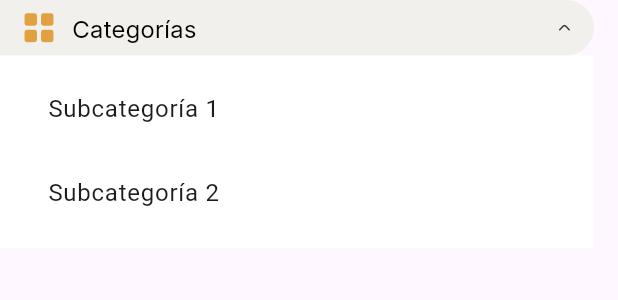
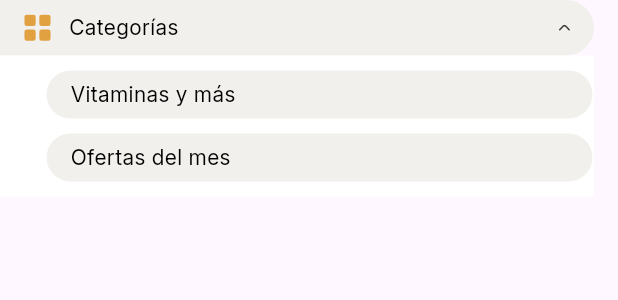
Before and after one commit to Yairweb/myapp, a Flutter app: the ExpandableMenuItem widget shown alone on an empty page, opened directly, after a tap on "Categorías", on a phone screen of 412 x 824 dp. Shown: the top 300 px of the screen. Run offline on Flutter 3.47's test engine with Material 3 defaults, Android fonts, the phone set to English and light mode, and no system bars; our stand-ins replace flutter_svg; network calls fail.

Commit message:
Actualización 30 Jul 2:27

```diff
--- a/lib/src/Widgets/expanable_item.dart
+++ b/lib/src/Widgets/expanable_item.dart
@@ -6,7 +6,7 @@ class ExpandableMenuItem extends StatefulWidget {
   final String title;
   final String activeIconPath; // Ruta del SVG activo
   final String inactiveIconPath; // Ruta del SVG inactivo
-  final List<Widget> children;
+  final List<SubcategoryItem> children;
 
   const ExpandableMenuItem({
     Key? key,
@@ -72,8 +72,8 @@ class _ExpandableMenuItemState extends State<ExpandableMenuItem> {
                       _isExpanded
                           ? widget.activeIconPath
                           : widget.inactiveIconPath,
-                      width: 20.0, // Ajusta el tamaño según necesites
-                      height: 20.0, // Ajusta el tamaño según necesites
+                      width: 18.0, // Ajusta el tamaño según necesites
+                      height: 18.0, // Ajusta el tamaño según necesites
                     ),
                     SizedBox(width: 12.0),
                     Expanded(
@@ -81,7 +81,7 @@ class _ExpandableMenuItemState extends State<ExpandableMenuItem> {
                         widget.title,
                         style: TextStyle(
                           fontFamily: "inter",
-                          fontSize: 16.0,
+                          fontSize: 14.0,
                           fontWeight: FontWeight.w300,
                           color: _isExpanded ? Colors.black : Colors.black,
                         ),
@@ -101,10 +101,19 @@ class _ExpandableMenuItemState extends State<ExpandableMenuItem> {
           if (_isExpanded)
             Container(
               color: AppColors.white,
-              padding: EdgeInsets.symmetric(horizontal: 16, vertical: 8),
+              padding: EdgeInsets.symmetric(horizontal: 1, vertical: 5),
               child: Column(
                 crossAxisAlignment: CrossAxisAlignment.start,
-                children: widget.children,
+                children:
+                    widget.children.map((subcategory) {
+                      return Padding(
+                        // Agrega Padding aquí
+                        padding: const EdgeInsets.only(
+                          left: 30.0,
+                        ), // Ajusta el valor del padding izquierdo
+                        child: subcategory,
+                      );
+                    }).toList(),
               ),
             ),
         ],
@@ -112,3 +121,51 @@ class _ExpandableMenuItemState extends State<ExpandableMenuItem> {
     );
   }
 }
+
+class SubcategoryItem extends StatelessWidget {
+  final String text;
+  final VoidCallback? onTap; // Para manejar el tap en la subcategoría
+  const SubcategoryItem({
+    Key? key,
+    required this.text,
+    this.onTap,
+    required Text title,
+  }) : super(key: key);
+  @override
+  Widget build(BuildContext context) {
+    return InkWell(
+      onTap: onTap,
+      child: Container(
+        width: double.infinity,
+        height: 32.0, // Mismo alto que la categoría principal
+        margin: const EdgeInsets.symmetric(
+          vertical: 5.0,
+        ), // Espacio entre subcategorías
+        padding: const EdgeInsets.symmetric(
+          horizontal: 16.0,
+        ), // Padding horizontal
+        decoration: BoxDecoration(
+          color:
+              AppColors
+                  .backCards, // Color de fondo similar al de la categoría expandida
+          borderRadius: BorderRadius.only(
+            topLeft: Radius.circular(50.0),
+            topRight: Radius.circular(50.0),
+            bottomLeft: Radius.circular(50.0),
+            bottomRight: Radius.circular(50.0),
+          ),
+        ),
+        alignment: Alignment.centerLeft, // Alineación del texto
+        child: Text(
+          text,
+          style: TextStyle(
+            fontFamily: "inter",
+            fontSize: 14.0,
+            fontWeight: FontWeight.w300,
+            color: Colors.black, // Color del texto
+          ),
+        ),
+      ),
+    );
+  }
+}
--- a/lib/src/utils/menu_lateral.dart
+++ b/lib/src/utils/menu_lateral.dart
@@ -46,17 +46,19 @@ class MenuLateral extends StatelessWidget {
             inactiveIconPath:
                 'assets/svg/categorie_inactive.svg', // Reemplaza con la ruta de tu icono inactivo
             children: [
-              ListTile(
+              SubcategoryItem(
                 title: Text('Subcategoría 1'),
                 onTap: () {
                   // Acción al seleccionar Subcategoría 1
                 },
+                text: 'Vitaminas y más',
               ),
-              ListTile(
-                title: Text('Subcategoría 2'),
+              SubcategoryItem(
+                title: Text('Subcategoría 1'),
                 onTap: () {
-                  // Acción al seleccionar Subcategoría 2
+                  // Acción al seleccionar Subcategoría 1
                 },
+                text: 'Ofertas del mes',
               ),
             ],
           ),
```
